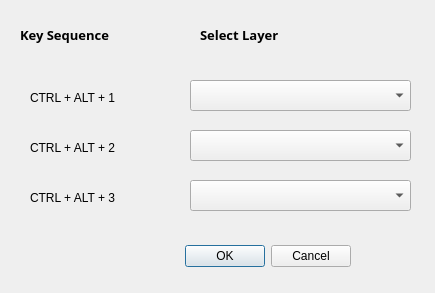
The window that vis_toggler_dialog_base.ui (staffordsmith83/QGIS-layer-toggler-multi) describes before a commit, drawn with Qt 5.
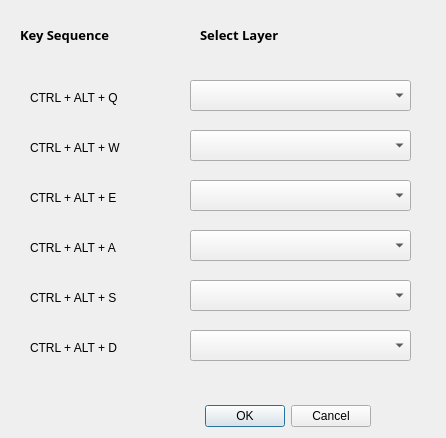
The same window after the commit. Custom widgets are drawn as their Qt base class.

Commit message: Updated .ui file to have 6 layers. CTRL + ALT + Q,W,E,A,S,D shortcuts specified in ui popup

Patch:
```diff
--- a/vis_toggler_dialog_base.ui
+++ b/vis_toggler_dialog_base.ui
@@ -6,8 +6,8 @@
    <rect>
     <x>0</x>
     <y>0</y>
-    <width>435</width>
-    <height>293</height>
+    <width>446</width>
+    <height>438</height>
    </rect>
   </property>
   <property name="windowTitle">
@@ -16,8 +16,8 @@
   <widget class="QDialogButtonBox" name="button_box">
    <property name="geometry">
     <rect>
-     <x>10</x>
-     <y>240</y>
+     <x>30</x>
+     <y>400</y>
      <width>341</width>
      <height>32</height>
     </rect>
@@ -93,7 +93,7 @@
     </rect>
    </property>
    <property name="text">
-    <string>CTRL + ALT + 1</string>
+    <string>CTRL + ALT + Q</string>
    </property>
   </widget>
   <widget class="QLabel" name="label_3">
@@ -106,7 +106,7 @@
     </rect>
    </property>
    <property name="text">
-    <string>CTRL + ALT + 2</string>
+    <string>CTRL + ALT + W</string>
    </property>
   </widget>
   <widget class="QLabel" name="label_4">
@@ -119,7 +119,7 @@
     </rect>
    </property>
    <property name="text">
-    <string>CTRL + ALT + 3</string>
+    <string>CTRL + ALT + E</string>
    </property>
   </widget>
   <widget class="QLabel" name="label_5">
@@ -146,6 +146,75 @@
     <enum>Qt::RichText</enum>
    </property>
   </widget>
+  <widget class="QgsMapLayerComboBox" name="mMapLayerComboBox_4">
+   <property name="geometry">
+    <rect>
+     <x>190</x>
+     <y>230</y>
+     <width>221</width>
+     <height>31</height>
+    </rect>
+   </property>
+  </widget>
+  <widget class="QgsMapLayerComboBox" name="mMapLayerComboBox_5">
+   <property name="geometry">
+    <rect>
+     <x>190</x>
+     <y>280</y>
+     <width>221</width>
+     <height>31</height>
+    </rect>
+   </property>
+  </widget>
+  <widget class="QgsMapLayerComboBox" name="mMapLayerComboBox_6">
+   <property name="geometry">
+    <rect>
+     <x>190</x>
+     <y>330</y>
+     <width>221</width>
+     <height>31</height>
+    </rect>
+   </property>
+  </widget>
+  <widget class="QLabel" name="label_6">
+   <property name="geometry">
+    <rect>
+     <x>30</x>
+     <y>240</y>
+     <width>131</width>
+     <height>16</height>
+    </rect>
+   </property>
+   <property name="text">
+    <string>CTRL + ALT + A</string>
+   </property>
+  </widget>
+  <widget class="QLabel" name="label_7">
+   <property name="geometry">
+    <rect>
+     <x>30</x>
+     <y>290</y>
+     <width>131</width>
+     <height>16</height>
+    </rect>
+   </property>
+   <property name="text">
+    <string>CTRL + ALT + S</string>
+   </property>
+  </widget>
+  <widget class="QLabel" name="label_8">
+   <property name="geometry">
+    <rect>
+     <x>30</x>
+     <y>340</y>
+     <width>131</width>
+     <height>16</height>
+    </rect>
+   </property>
+   <property name="text">
+    <string>CTRL + ALT + D</string>
+   </property>
+  </widget>
  </widget>
  <customwidgets>
   <customwidget>
```
